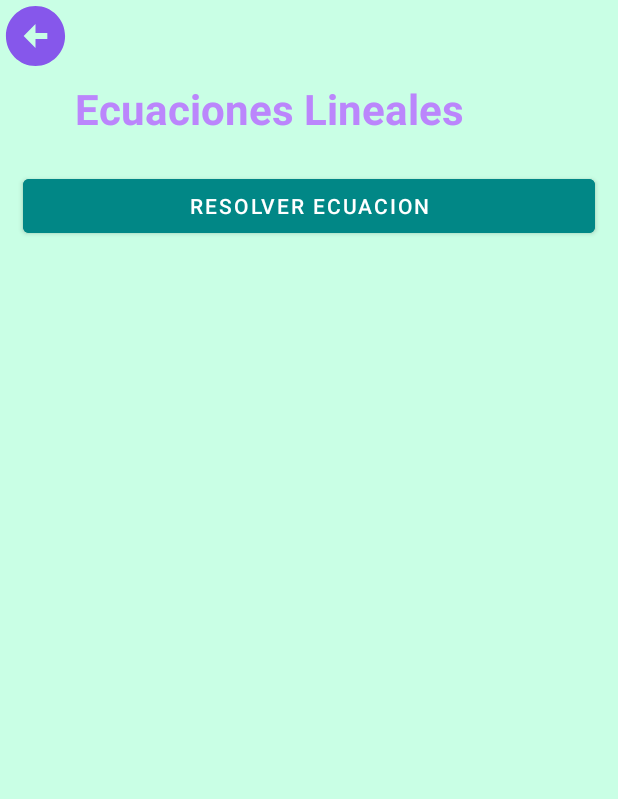
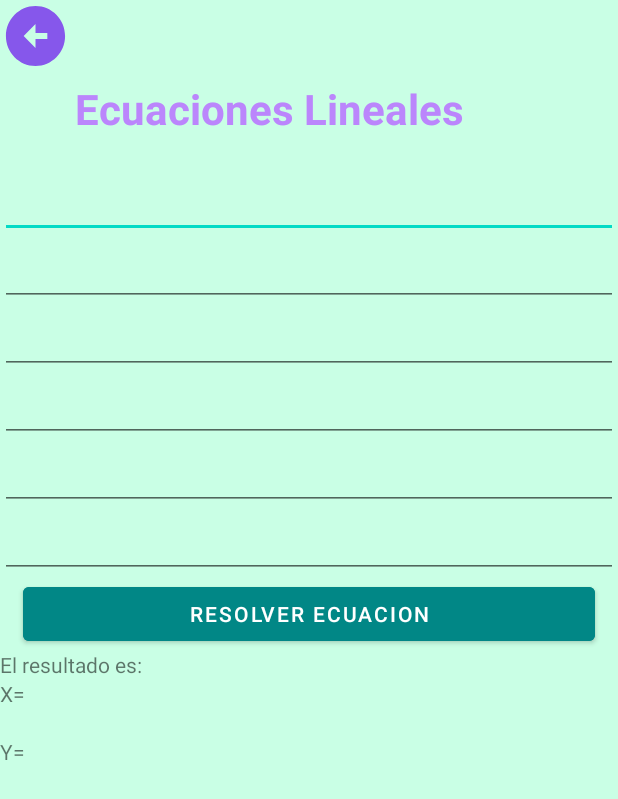
Before and after one commit to marlasantos24/MathApp, an Android app: the EcuacionesLineales screen opened directly, with no data from a screen before it, on a phone screen of 412 x 824 dp. Shown: the top 799 px of the screen. Run offline under Robolectric (Android 15) with nearby library versions, the phone set to English and light mode, and no system bars.

Commit message:
ecuacionesLineales_codigo

```diff
--- a/app/src/main/res/layout/activity_ecuaciones_lineales.xml
+++ b/app/src/main/res/layout/activity_ecuaciones_lineales.xml
@@ -12,7 +12,8 @@
         android:id="@+id/bvolverl"
         android:layout_width="47dp"
         android:layout_height="wrap_content"
-        android:background="@drawable/ic_baseline_arrow_circle_left_24" />
+        android:background="@drawable/ic_baseline_arrow_circle_left_24"
+        tools:ignore="SpeakableTextPresentCheck" />
 
     <TextView
         android:id="@+id/textView3"
@@ -27,6 +28,48 @@
         android:textSize="28sp"
         android:textStyle="bold" />
 
+    <EditText
+        android:id="@+id/a1"
+        android:layout_width="match_parent"
+        android:layout_height="wrap_content"
+        android:ems="10"
+        android:inputType="textPersonName" />
+
+    <EditText
+        android:id="@+id/b1"
+        android:layout_width="match_parent"
+        android:layout_height="wrap_content"
+        android:ems="10"
+        android:inputType="textPersonName" />
+
+    <EditText
+        android:id="@+id/c1"
+        android:layout_width="match_parent"
+        android:layout_height="wrap_content"
+        android:ems="10"
+        android:inputType="textPersonName" />
+
+    <EditText
+        android:id="@+id/a2"
+        android:layout_width="match_parent"
+        android:layout_height="wrap_content"
+        android:ems="10"
+        android:inputType="textPersonName" />
+
+    <EditText
+        android:id="@+id/b2"
+        android:layout_width="match_parent"
+        android:layout_height="wrap_content"
+        android:ems="10"
+        android:inputType="textPersonName" />
+
+    <EditText
+        android:id="@+id/c2"
+        android:layout_width="match_parent"
+        android:layout_height="wrap_content"
+        android:ems="10"
+        android:inputType="textPersonName" />
+
     <Button
         android:id="@+id/bresolverl"
         android:layout_width="match_parent"
@@ -35,4 +78,33 @@
         android:layout_marginRight="15dp"
         android:backgroundTint="@color/teal_700"
         android:text="@string/txtResolver" />
+
+    <TextView
+        android:id="@+id/txtResultadol"
+        android:layout_width="match_parent"
+        android:layout_height="wrap_content"
+        android:text="@string/txtResultado2" />
+
+    <TextView
+        android:id="@+id/textView4"
+        android:layout_width="match_parent"
+        android:layout_height="wrap_content"
+        android:text="X=" />
+
+    <TextView
+        android:id="@+id/txtx"
+        android:layout_width="match_parent"
+        android:layout_height="wrap_content" />
+
+    <TextView
+        android:id="@+id/textView6"
+        android:layout_width="match_parent"
+        android:layout_height="wrap_content"
+        android:text="Y=" />
+
+    <TextView
+        android:id="@+id/txtY"
+        android:layout_width="match_parent"
+        android:layout_height="wrap_content" />
+
 </LinearLayout>
--- a/app/src/main/res/values/strings.xml
+++ b/app/src/main/res/values/strings.xml
@@ -5,4 +5,9 @@
     <string name="txtLineal">Ecuaciones Lineales</string>
     <string name="txtCuadratica">Ecuaciones Cuadraticas</string>
     <string name="txtResolver">Resolver Ecuacion</string>
+    <string name="txtBienvenida">Bienvenido a</string>
+    <string name="txtBienvenida2">BIENVENIDO A</string>
+    <string name="txtTipoEcuacion">Selecciona el tipo de ecuación que deseas resolver.</string>
+    <string name="txtLimpiar">Limpiar</string>
+    <string name="txtResultado2">El resultado es:</string>
 </resources>
```
Also changed, not shown: app/src/main/java/com/example/mathapp/EcuacionesLineales.kt (+34 -0 lines), app/src/main/res/layout/activity_ecuaciones_cuadraticas.xml (+16 -1 lines), app/src/main/res/layout/activity_main.xml (+24 -6 lines).
